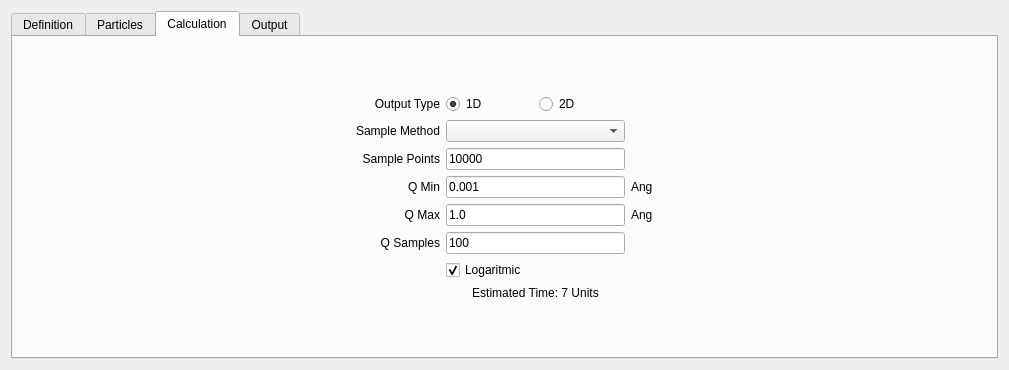
The window that src/sas/qtgui/Perspectives/ParticleEditor/UI/DesignWindowUI.ui (SasView/sasview) describes before a commit, drawn with Qt 5.
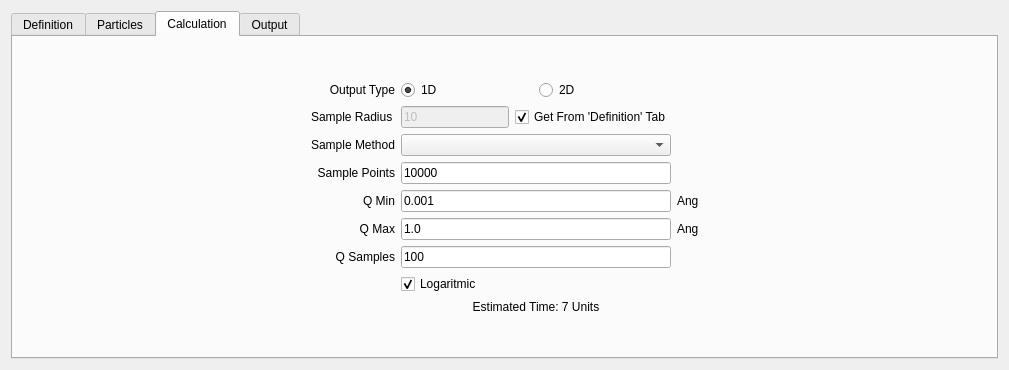
The same window after the commit. The open tabs and pages were chosen to show the change.

```diff
--- a/src/sas/qtgui/Perspectives/ParticleEditor/UI/DesignWindowUI.ui
+++ b/src/sas/qtgui/Perspectives/ParticleEditor/UI/DesignWindowUI.ui
@@ -212,7 +212,61 @@
             <item>
              <widget class="QFrame" name="frame_3">
               <layout class="QGridLayout" name="gridLayout_2">
-               <item row="2" column="0">
+               <item row="0" column="1">
+                <layout class="QHBoxLayout" name="horizontalLayout">
+                 <property name="bottomMargin">
+                  <number>0</number>
+                 </property>
+                 <item>
+                  <widget class="QRadioButton" name="output1D">
+                   <property name="text">
+                    <string>1D</string>
+                   </property>
+                   <property name="checked">
+                    <bool>true</bool>
+                   </property>
+                  </widget>
+                 </item>
+                 <item>
+                  <widget class="QRadioButton" name="output2D">
+                   <property name="text">
+                    <string>2D</string>
+                   </property>
+                  </widget>
+                 </item>
+                </layout>
+               </item>
+               <item row="8" column="1">
+                <widget class="QLabel" name="label_12">
+                 <property name="text">
+                  <string>Estimated Time: 7 Units</string>
+                 </property>
+                 <property name="alignment">
+                  <set>Qt::AlignCenter</set>
+                 </property>
+                </widget>
+               </item>
+               <item row="7" column="1">
+                <widget class="QCheckBox" name="useLogQ">
+                 <property name="text">
+                  <string>Logaritmic</string>
+                 </property>
+                 <property name="checked">
+                  <bool>true</bool>
+                 </property>
+                </widget>
+               </item>
+               <item row="0" column="0">
+                <widget class="QLabel" name="label_13">
+                 <property name="text">
+                  <string>Output Type</string>
+                 </property>
+                 <property name="alignment">
+                  <set>Qt::AlignRight|Qt::AlignTrailing|Qt::AlignVCenter</set>
+                 </property>
+                </widget>
+               </item>
+               <item row="3" column="0">
                 <widget class="QLabel" name="label_4">
                  <property name="text">
                   <string>Sample Points</string>
@@ -222,14 +276,14 @@
                  </property>
                 </widget>
                </item>
-               <item row="2" column="1">
+               <item row="3" column="1">
                 <widget class="QLineEdit" name="nPoints">
                  <property name="text">
                   <string>10000</string>
                  </property>
                 </widget>
                </item>
-               <item row="3" column="0">
+               <item row="4" column="0">
                 <widget class="QLabel" name="label_8">
                  <property name="text">
                   <string>Q Min</string>
@@ -239,17 +293,14 @@
                  </property>
                 </widget>
                </item>
-               <item row="3" column="1">
+               <item row="4" column="1">
                 <widget class="QLineEdit" name="lineEdit">
                  <property name="text">
                   <string>0.001</string>
                  </property>
                 </widget>
                </item>
-               <item row="1" column="1">
-                <widget class="QComboBox" name="methodCombo"/>
-               </item>
-               <item row="1" column="0">
+               <item row="2" column="0">
                 <widget class="QLabel" name="label_3">
                  <property name="text">
                   <string>Sample Method</string>
@@ -259,7 +310,7 @@
                  </property>
                 </widget>
                </item>
-               <item row="4" column="0">
+               <item row="5" column="0">
                 <widget class="QLabel" name="label_11">
                  <property name="text">
                   <string>Q Max</string>
@@ -269,28 +320,24 @@
                  </property>
                 </widget>
                </item>
-               <item row="4" column="1">
+               <item row="5" column="1">
                 <widget class="QLineEdit" name="lineEdit_2">
                  <property name="text">
                   <string>1.0</string>
                  </property>
                 </widget>
                </item>
-               <item row="4" column="2">
+               <item row="2" column="1">
+                <widget class="QComboBox" name="methodCombo"/>
+               </item>
+               <item row="5" column="2">
                 <widget class="QLabel" name="label_10">
                  <property name="text">
                   <string>Ang</string>
                  </property>
                 </widget>
                </item>
-               <item row="3" column="2">
-                <widget class="QLabel" name="label_9">
-                 <property name="text">
-                  <string>Ang</string>
-                 </property>
-                </widget>
-               </item>
-               <item row="5" column="0">
+               <item row="6" column="0">
                 <widget class="QLabel" name="label_7">
                  <property name="text">
                   <string>Q Samples</string>
@@ -300,67 +347,51 @@
                  </property>
                 </widget>
                </item>
-               <item row="5" column="1">
+               <item row="4" column="2">
+                <widget class="QLabel" name="label_9">
+                 <property name="text">
+                  <string>Ang</string>
+                 </property>
+                </widget>
+               </item>
+               <item row="6" column="1">
                 <widget class="QLineEdit" name="qSamples">
                  <property name="text">
                   <string>100</string>
                  </property>
                 </widget>
                </item>
-               <item row="6" column="1">
-                <widget class="QCheckBox" name="useLogQ">
+               <item row="1" column="0">
+                <widget class="QLabel" name="label_14">
                  <property name="text">
-                  <string>Logaritmic</string>
+                  <string>Sample Radius</string>
                  </property>
-                 <property name="checked">
-                  <bool>true</bool>
-                 </property>
                 </widget>
                </item>
-               <item row="7" column="1">
-                <widget class="QLabel" name="label_12">
-                 <property name="text">
-                  <string>Estimated Time: 7 Units</string>
-                 </property>
-                 <property name="alignment">
-                  <set>Qt::AlignCenter</set>
-                 </property>
-                </widget>
-               </item>
-               <item row="0" column="1">
-                <layout class="QHBoxLayout" name="horizontalLayout">
-                 <property name="bottomMargin">
-                  <number>0</number>
-                 </property>
+               <item row="1" column="1">
+                <layout class="QHBoxLayout" name="horizontalLayout_6">
                  <item>
-                  <widget class="QRadioButton" name="output1D">
+                  <widget class="QLineEdit" name="sampleRadius">
+                   <property name="enabled">
+                    <bool>false</bool>
+                   </property>
                    <property name="text">
-                    <string>1D</string>
+                    <string>10</string>
+                   </property>
+                  </widget>
+                 </item>
+                 <item>
+                  <widget class="QCheckBox" name="radiusFromParticleTab">
+                   <property name="text">
+                    <string>Get From 'Definition' Tab</string>
                    </property>
                    <property name="checked">
                     <bool>true</bool>
                    </property>
                   </widget>
                  </item>
-                 <item>
-                  <widget class="QRadioButton" name="output2D">
-                   <property name="text">
-                    <string>2D</string>
-                   </property>
-                  </widget>
-                 </item>
                 </layout>
                </item>
-               <item row="0" column="0">
-                <widget class="QLabel" name="label_13">
-                 <property name="text">
-                  <string>Output Type</string>
-                 </property>
-                 <property name="alignment">
-                  <set>Qt::AlignRight|Qt::AlignTrailing|Qt::AlignVCenter</set>
-                 </property>
-                </widget>
-               </item>
               </layout>
              </widget>
             </item>
```
